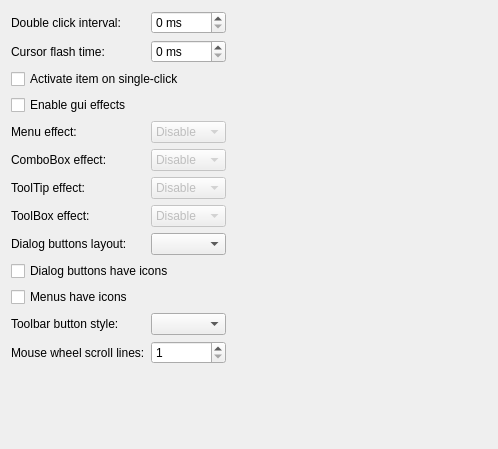
desktop-app/qt5ct, file src/qt5ct/interfacepage.ui: the form before one commit.
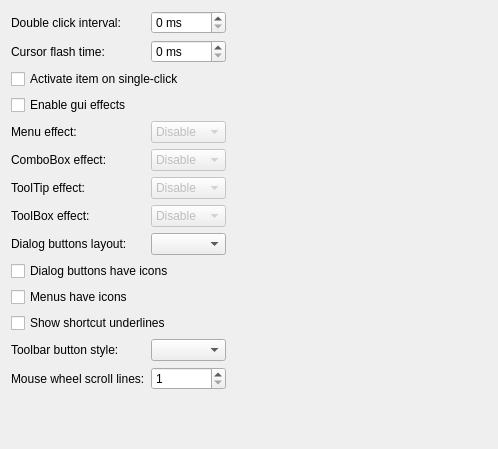
The form after the commit.

Commit message: feature to disable shortcut underlines

The edit to the form file:
```diff
--- a/src/qt5ct/interfacepage.ui
+++ b/src/qt5ct/interfacepage.ui
@@ -213,24 +213,24 @@
        </property>
       </widget>
      </item>
-     <item row="11" column="0">
+     <item row="12" column="0">
       <widget class="QLabel" name="label_8">
        <property name="text">
         <string>Toolbar button style:</string>
        </property>
       </widget>
      </item>
-     <item row="11" column="1">
+     <item row="12" column="1">
       <widget class="QComboBox" name="toolButtonStyleComboBox"/>
      </item>
-     <item row="12" column="0">
+     <item row="13" column="0">
       <widget class="QLabel" name="label_9">
        <property name="text">
         <string>Mouse wheel scroll lines:</string>
        </property>
       </widget>
      </item>
-     <item row="12" column="1">
+     <item row="13" column="1">
       <widget class="QSpinBox" name="wheelScrollLinesSpinBox">
        <property name="minimum">
         <number>1</number>
@@ -240,6 +240,16 @@
        </property>
       </widget>
      </item>
+     <item row="11" column="0" colspan="2">
+      <widget class="QCheckBox" name="shortcutUnderlineCheckBox">
+       <property name="text">
+        <string>Show shortcut underlines</string>
+       </property>
+       <property name="tristate">
+        <bool>true</bool>
+       </property>
+      </widget>
+     </item>
     </layout>
    </item>
    <item row="0" column="1">
```
The commit also changes 4 other files.
